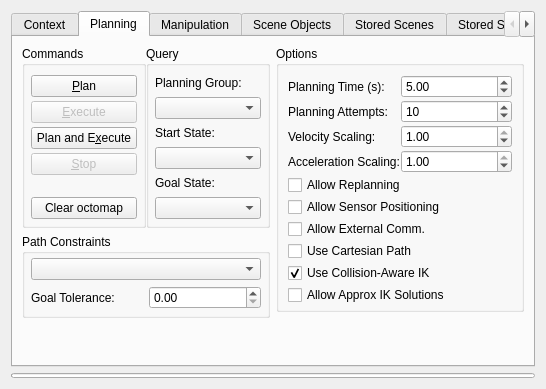
Above: moveit_ros/visualization/motion_planning_rviz_plugin/src/ui/motion_planning_rviz_plugin_frame.ui from moveit/moveit before the change. Below: the same form after it.
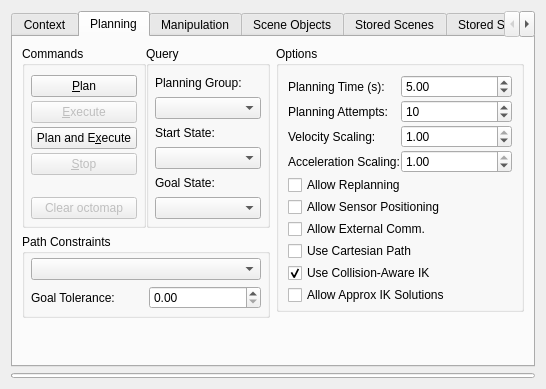
That is the form after the change. The open tabs and pages were chosen to show the change. Icons and pictures are not drawn. Custom widgets are drawn as their Qt base class.

Commit message:
Fix "Clear Octomap" button, disable when no octomap is published (#2320)
* Enable/disable "Clear Octomap" button
* Correctly remove octomap from scene in clearOctomap()

The edit to the form file:
```diff
--- a/moveit_ros/visualization/motion_planning_rviz_plugin/src/ui/motion_planning_rviz_plugin_frame.ui
+++ b/moveit_ros/visualization/motion_planning_rviz_plugin/src/ui/motion_planning_rviz_plugin_frame.ui
@@ -433,6 +433,9 @@
               </item>
               <item>
                <widget class="QPushButton" name="clear_octomap_button">
+                <property name="enabled">
+                 <bool>false</bool>
+                </property>
                 <property name="text">
                  <string>Clear octomap</string>
                 </property>
```
The commit also changes 3 other files.
